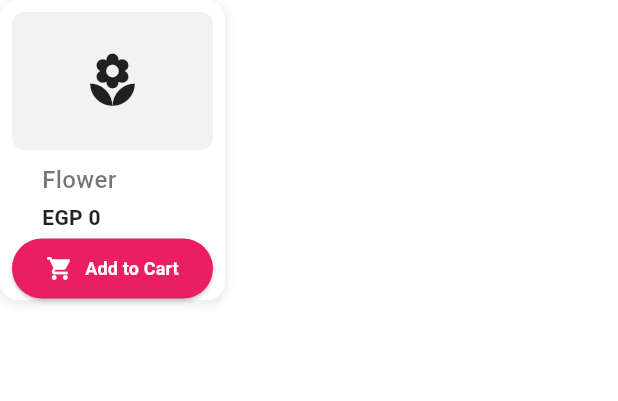
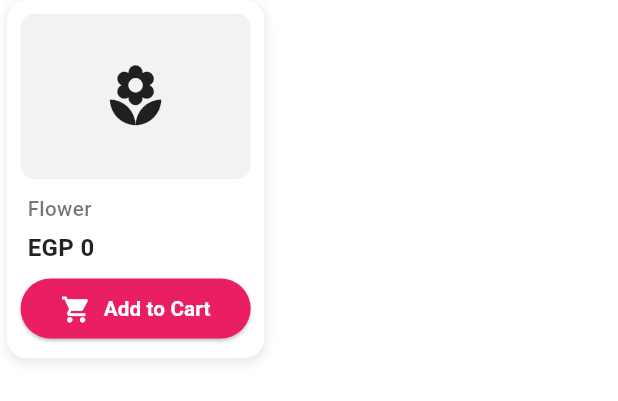
Before and after one commit to RaWanMagdy0/Flowery, a Flutter app: the FlowerCard widget shown alone on an empty page, opened directly, on a phone screen of 412 x 824 dp. Shown: the top 401 px of the screen. Run offline on Flutter 3.47's test engine with Material 3 defaults, Android fonts, the phone set to English and light mode, and no system bars; our stand-ins replace bloc, dio, flutter_bloc, flutter_screenutil, get_it, injectable and 4 more; generated files the repository leaves out were written again.

Commit message:
FECOM-16 - edit _custom item card

```diff
--- a/lib/core/utils/widget/custom_item_card.dart
+++ b/lib/core/utils/widget/custom_item_card.dart
@@ -1,4 +1,5 @@
 import 'package:flutter/material.dart';
+import 'package:flutter_screenutil/flutter_screenutil.dart';
 
 class FlowerCard extends StatelessWidget {
   final String? title;
@@ -56,19 +57,21 @@ class FlowerCard extends StatelessWidget {
   Widget build(BuildContext context) {
     return GestureDetector(
       onTap: onTap,
+      child: Padding(
+        padding: EdgeInsets.symmetric(horizontal: 4.w),
         child: Container(
-        width: width,
-        height: height,
-        padding: padding,
+          width: width?.w,
+          height: height?.h,
+          padding: EdgeInsets.all(8.w),
           decoration: BoxDecoration(
             color: backgroundColor,
-          borderRadius: borderRadius,
+            borderRadius: BorderRadius.circular(12.r),
             boxShadow: [
               BoxShadow(
                 color: Colors.grey.withOpacity(0.2),
-              spreadRadius: 1,
-              blurRadius: 4,
-              offset: const Offset(0, 2),
+                spreadRadius: 1.r,
+                blurRadius: 4.r,
+                offset: Offset(0, 2.h),
               ),
             ],
           ),
@@ -84,12 +87,12 @@ class FlowerCard extends StatelessWidget {
                         Container(
                           decoration: BoxDecoration(
                             color: Colors.black.withOpacity(0.05),
-                          borderRadius: BorderRadius.circular(8),
+                            borderRadius: BorderRadius.circular(8.r),
                           ),
                           child: Center(
                             child: imageUrl != null
                                 ? ClipRRect(
-                            borderRadius: BorderRadius.circular(8),
+                              borderRadius: BorderRadius.circular(8.r),
                               child: Image.network(
                                 imageUrl!,
                                 fit: BoxFit.cover,
@@ -97,87 +100,90 @@ class FlowerCard extends StatelessWidget {
                                 height: double.infinity,
                               ),
                             )
-                              : const Icon(Icons.local_florist, size: 40),
+                                : Icon(Icons.local_florist, size: 40.sp),
                           ),
                         ),
                       ],
                     ),
                   ),
-                const SizedBox(height: 8),
-                Row(
-                  children: [
-                    SizedBox(
-                      width: 20,
-                    ),
-                    Text(
+                  SizedBox(height: 8.h),
+                  Padding(
+                    padding: EdgeInsets.symmetric(horizontal: 4.w),
+                    child: Text(
                       title ?? 'Flower',
                       style: TextStyle(
                         color: textColor,
-                        fontSize: titleSize,
+                        fontSize: 12.sp,
                         fontWeight: FontWeight.w500,
                       ),
                       maxLines: 1,
                       overflow: TextOverflow.ellipsis,
                     ),
-                  ],
                   ),
-                const SizedBox(height: 4),
-                Row(
+                  SizedBox(height: 4.h),
+                  Padding(
+                    padding: EdgeInsets.symmetric(horizontal: 4.w),
+                    child: Row(
                       children: [
-                    SizedBox(
-                      width: 20,
-                    ),
                         Text(
                           price ?? 'EGP 0',
                           style: TextStyle(
                             color: priceColor,
-                        fontSize: priceSize,
+                            fontSize: priceSize?.sp,
                             fontWeight: FontWeight.bold,
                           ),
                         ),
                         if (originalPrice != null) ...[
-                      const SizedBox(width: 8),
-                      Text(
+                          SizedBox(width: 8.w),
+                          Flexible(
+                            fit: FlexFit.tight,
+                            child: Text(
                               originalPrice!,
-                        style: const TextStyle(
+                              style: TextStyle(
                                 color: Colors.grey,
-                          fontSize: 12,
+                                fontSize: 10.sp,
                                 decoration: TextDecoration.lineThrough,
+                                overflow: TextOverflow.ellipsis,
                               ),
                             ),
-                      SizedBox(
-                        width: 20,
                           ),
-                      Text(
+                          SizedBox(width: 4.w),
+                          Flexible(
+                            child: Text(
                               '$descount%',
-                        style: TextStyle(color: descountColor),
+                              style: TextStyle(
+                                color: descountColor,
+                                fontSize: 10.sp,
+                              ),
+                            ),
                           ),
                         ],
                       ],
                     ),
-                const Spacer(), // This will push the button to the bottom
+                  ),
+                  const Spacer(),
                   SizedBox(
-                  width: double.infinity, // Make button full width
+                    width: double.infinity,
                     child: ElevatedButton.icon(
                       onPressed: onButtonPressed ?? () {},
                       style: ElevatedButton.styleFrom(
                         backgroundColor: buttonColor,
                         foregroundColor: buttonTextColor,
                         iconColor: iconColor,
-                      padding: const EdgeInsets.symmetric(
-                        horizontal: 12,
-                        vertical: 8,
+                        padding: EdgeInsets.symmetric(
+                          horizontal: 12.w,
+                          vertical: 8.h,
                         ),
                         shape: RoundedRectangleBorder(
-                        borderRadius: BorderRadius.circular(100),
+                          borderRadius: BorderRadius.circular(100.r),
                         ),
                       ),
-                    icon: Icon(buttonIcon, size: 18),
+                      icon: Icon(buttonIcon, size: 18.sp),
                       label: Text(
                         buttonText ?? "",
                         style: TextStyle(
                           color: buttonTextColor,
-                        fontSize: 12,
+                          fontSize: 12.sp,
                           fontWeight: FontWeight.bold,
                         ),
                       ),
@@ -188,6 +194,7 @@ class FlowerCard extends StatelessWidget {
             },
           ),
         ),
+      ),
     );
   }
 }
```
Lines whose indentation alone changed are shown as unchanged.
